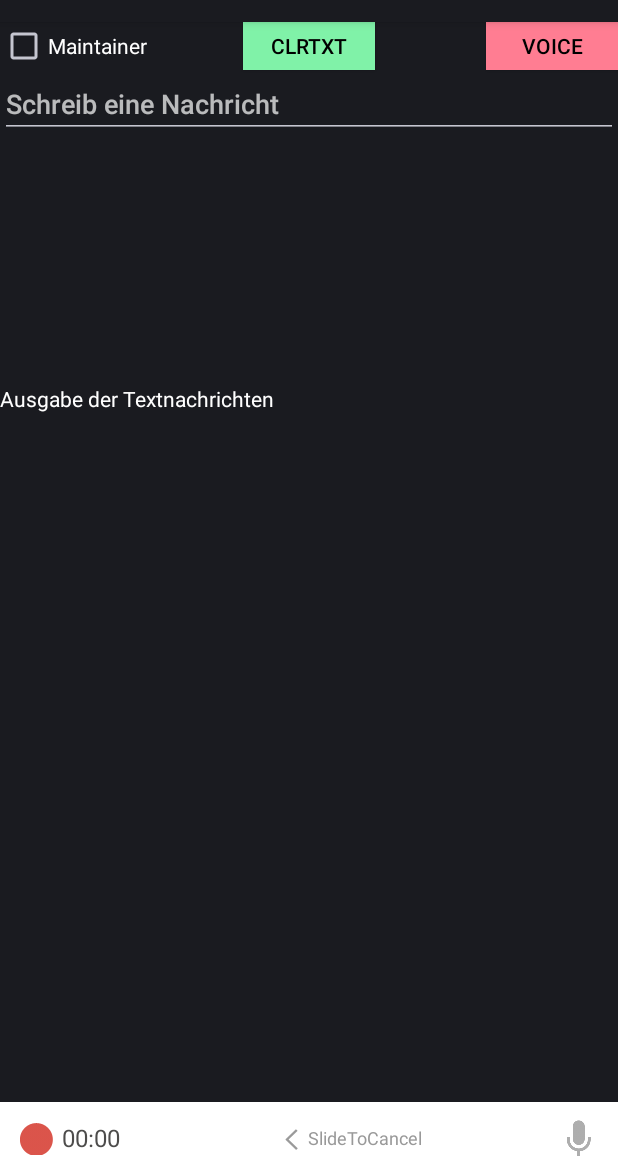
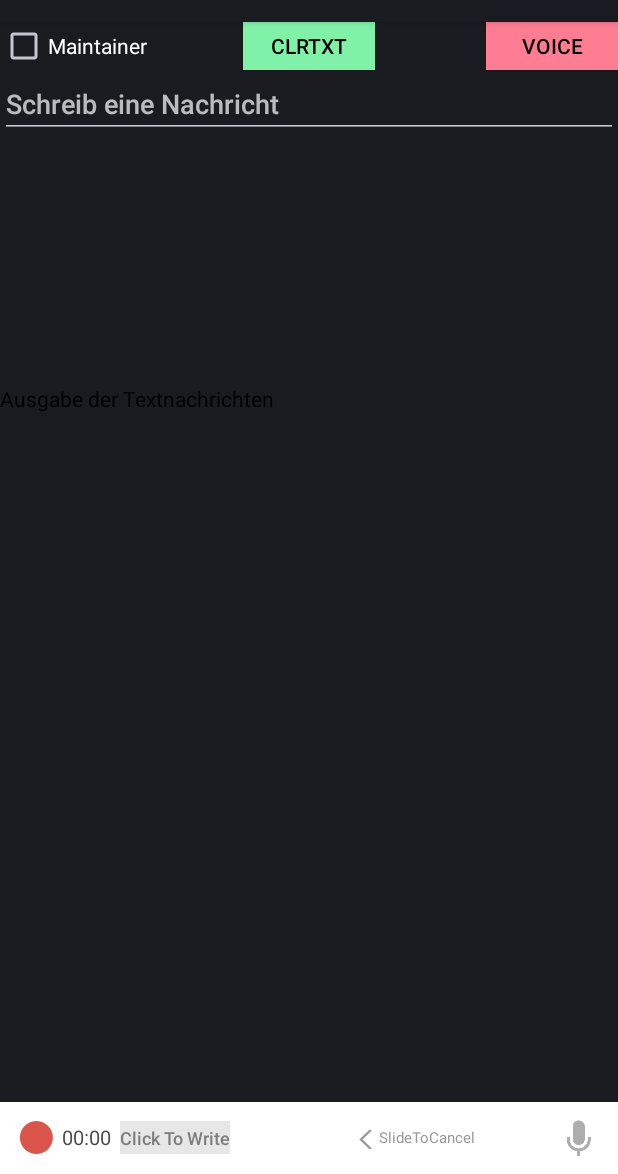
Before and after one commit to eklass/Semester6Sharing, an Android app: the screen it shows after launch (BeddernetConsole), on a phone screen of 412 x 824 dp, the part 62-1236 px from its top. Run offline under Robolectric (Android 15) with nearby library versions, the phone set to English and light mode, and no system bars; plain views replace CircleProgress; 7 statements that could not run were skipped.

Commit message:
SlideToRecor läuft ja, jedoch habe ich auch noch den TextOutput anpassen müssen, damit der Text nicht untergeht

```diff
--- a/app/src/main/res/layout/main.xml
+++ b/app/src/main/res/layout/main.xml
@@ -66,6 +66,28 @@
 		style="?android:attr/progressBarStyleHorizontal"
 		android:max="100"
 		android:progress="65" />-->
+
+	<RelativeLayout
+		android:layout_width="match_parent"
+		android:layout_height="match_parent"
+		android:layout_below="@+id/in"
+		android:layout_above="@+id/chat_send_button"
+		android:layout_alignParentRight="true"
+		android:layout_alignParentEnd="true">
+
+		<TextView android:layout_width="match_parent"
+            android:layout_height="wrap_content"
+            android:id="@+id/outputTextView"
+            android:scrollbars = "vertical"
+            android:text="Ausgabe der Textnachrichten\n"
+            android:scrollIndicators="right"
+            android:textColor="#000000"
+            android:gravity="bottom"
+            />
+	</RelativeLayout>
+
+	<!--android:layout_above="@+id/chat_send_button"
+	-->
 	<FrameLayout
 		android:id="@+id/progressBarHolder"
 		android:animateLayoutChanges="true"
@@ -82,17 +104,6 @@
 			android:indeterminate="true"
 			android:layout_gravity="center" />
 	</FrameLayout>
-
-	<TextView android:layout_width="match_parent"
-		android:layout_height="wrap_content"
-		android:id="@+id/outputTextView"
-		android:scrollbarStyle="insideInset"
-		android:text="Ausgabe der Textnachrichten\n"
-		android:layout_below="@+id/in"
-		android:scrollIndicators="right"
-		android:textColor="#ffffff"
-
-		android:gravity="bottom"/>
 
 	<Button android:layout_width="wrap_content" android:layout_height="wrap_content" android:id="@+id/recVoice" android:text="Voice"
 		android:layout_column="7"
@@ -151,6 +162,7 @@
 				android:layout_height="wrap_content"
 				android:layout_gravity="center_vertical"
 				android:layout_marginTop="1dp"
+				android:layout_marginLeft="85dp"
 				android:src="@drawable/slidearrow" />
 
 			<TextView
@@ -158,9 +170,10 @@
 				android:layout_width="wrap_content"
 				android:layout_height="wrap_content"
 				android:layout_gravity="center_vertical"
-				android:layout_marginLeft="6dp"
+				android:layout_marginLeft="4dp"
 				android:textColor="#999999"
-				android:textSize="12dp" />
+				android:textSize="10dp" />
+
 		</LinearLayout>
 
 		<LinearLayout
@@ -175,8 +188,7 @@
 				android:layout_width="wrap_content"
 				android:layout_height="wrap_content"
 				android:layout_gravity="center_vertical"
-				android:layout_marginTop="1dp"
-				android:src="@drawable/rec" />
+				android:src="@drawable/rec"/>
 
 			<TextView
 				android:id="@+id/recording_time_text"
@@ -186,7 +198,19 @@
 				android:layout_marginLeft="6dp"
 				android:text="00:00"
 				android:textColor="#4d4c4b"
-				android:textSize="16dp" />
+				android:textSize="13dp" />
+			<EditText
+				android:id="@+id/writeSomeText"
+				android:layout_width="match_parent"
+				android:layout_height="fill_parent"
+				android:layout_marginLeft="6dp"
+				android:textSize="12dp"
+				android:hint="Click To Write"
+				android:textColorHint="#7e7e7e"
+				android:layout_gravity="center_vertical"
+				android:layout_marginTop="0dp"
+				android:background="#e7e7e7"
+				android:textColor="#000000"/>
 		</LinearLayout>
 	</audio.FrameLayoutFixed>
 
```
Also changed, not shown: app/src/main/java/itu/beddernet/BeddernetConsole.java (+76 -60 lines), 30 other files.
